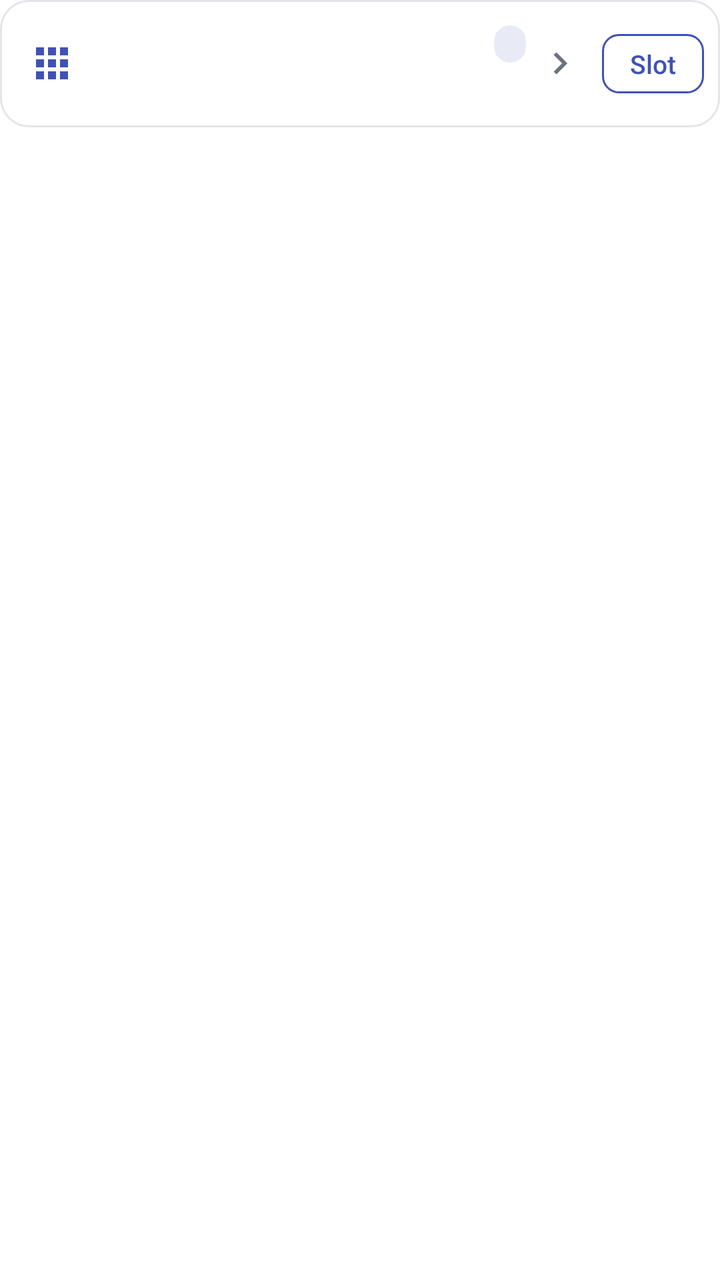
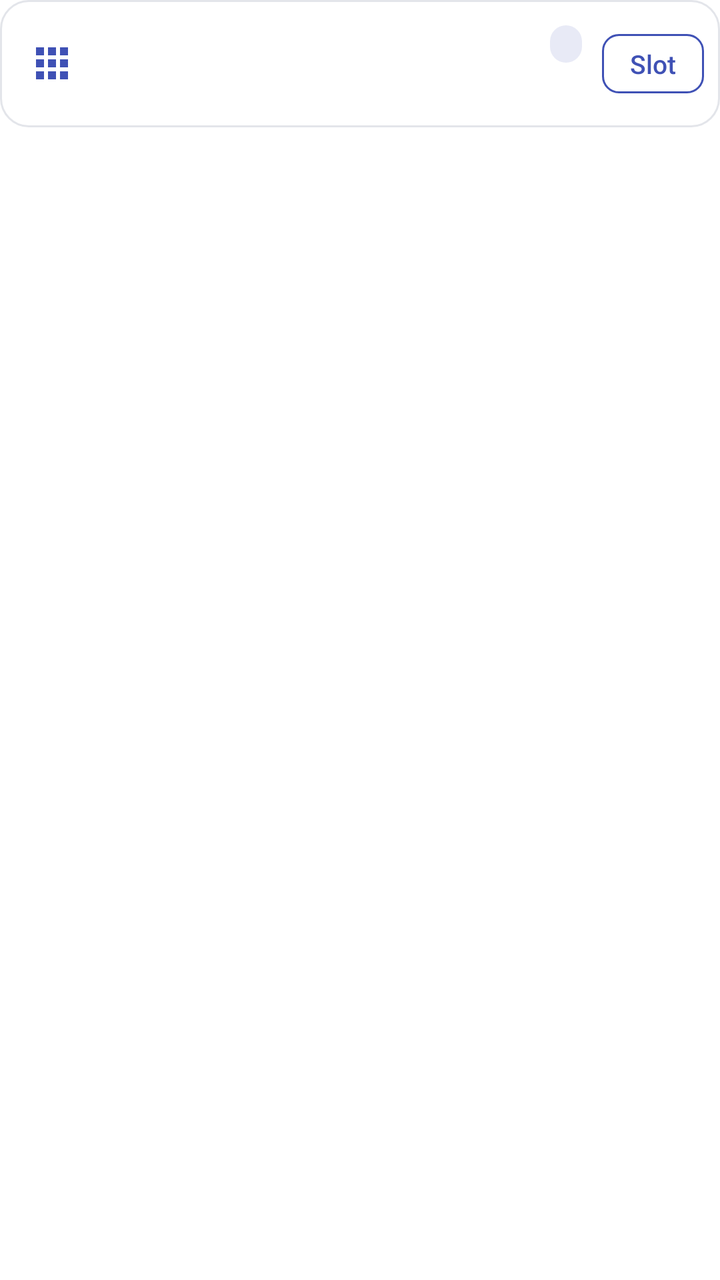

An Android layout rendered at two revisions. The XML below is the earlier revision; the diff shows what the commit changed to produce the second picture.
<!-- AndroidManifest.xml: fallback theme Theme.MaterialComponents.DayNight.NoActionBar -->
<!-- res/layout/item_version.xml -->
<?xml version="1.0" encoding="utf-8"?>
<LinearLayout xmlns:android="http://schemas.android.com/apk/res/android"
    android:layout_width="match_parent"
    android:layout_height="wrap_content"
    android:orientation="vertical"
    android:paddingBottom="@dimen/card_gap">

    <LinearLayout
        android:layout_width="match_parent"
        android:layout_height="wrap_content"
        android:orientation="horizontal"
        android:gravity="center_vertical"
        android:background="@drawable/card_bg_press"
        android:paddingStart="14dp"
        android:paddingEnd="8dp"
        android:paddingTop="12dp"
        android:paddingBottom="12dp">

        <ImageView
            android:layout_width="24dp"
            android:layout_height="24dp"
            android:src="@drawable/ic_app"
            android:tint="@color/accent" />

        <LinearLayout
            android:layout_width="0dp"
            android:layout_height="wrap_content"
            android:layout_weight="1"
            android:layout_marginStart="12dp"
            android:orientation="vertical">

            <LinearLayout
                android:layout_width="match_parent"
                android:layout_height="wrap_content"
                android:orientation="horizontal"
                android:gravity="center_vertical">

                
                <TextView
                    android:id="@+id/ver_title"
                    android:layout_width="0dp"
                    android:layout_height="wrap_content"
                    android:layout_weight="1"
                    android:maxLines="2"
                    android:ellipsize="end"
                    android:lineSpacingExtra="1dp"
                    android:textSize="15sp"
                    android:fontFamily="sans-serif-medium"
                    android:textColor="@color/fg" />

                <TextView
                    android:id="@+id/ver_slot_badge"
                    android:layout_width="wrap_content"
                    android:layout_height="wrap_content"
                    android:layout_marginStart="8dp"
                    android:background="@drawable/badge_slot"
                    android:paddingStart="8dp"
                    android:paddingEnd="8dp"
                    android:paddingTop="2dp"
                    android:paddingBottom="2dp"
                    android:textSize="11sp"
                    android:textColor="@color/chip_fg" />
            </LinearLayout>

            
            <TextView
                android:id="@+id/ver_sub"
                android:layout_width="match_parent"
                android:layout_height="wrap_content"
                android:paddingTop="3dp"
                android:maxLines="2"
                android:ellipsize="end"
                android:textSize="12sp"
                android:textColor="@color/fg_muted" />

            <TextView
                android:id="@+id/ver_conflict"
                android:layout_width="match_parent"
                android:layout_height="wrap_content"
                android:paddingTop="4dp"
                android:textSize="11sp"
                android:lineSpacingExtra="2dp"
                android:textColor="@color/chip_fg_warn"
                android:visibility="gone" />
        </LinearLayout>

        
        <ImageView
            android:id="@+id/ver_more"
            android:layout_width="22dp"
            android:layout_height="22dp"
            android:layout_marginStart="6dp"
            android:src="@drawable/ic_chevron"
            android:tint="@color/fg_muted"
            android:clickable="true"
            android:focusable="false"
            android:contentDescription="@string/row_detail_btn" />

        <TextView
            android:id="@+id/ver_slot_btn"
            android:layout_width="wrap_content"
            android:layout_height="wrap_content"
            android:layout_marginStart="10dp"
            android:background="@drawable/btn_ghost"
            android:clickable="true"
            android:focusable="false"
            android:paddingStart="14dp"
            android:paddingEnd="14dp"
            android:paddingTop="6dp"
            android:paddingBottom="6dp"
            android:text="@string/row_slot_btn"
            android:textSize="13sp"
            android:fontFamily="sans-serif-medium"
            android:textColor="@color/accent" />
    </LinearLayout>
</LinearLayout>
<!-- resources referenced by this layout -->
<resources>
  <color name="accent">#FF3F51B5</color>
  <color name="chip_fg">#FF303F9F</color>
  <color name="chip_fg_warn">#FFC62828</color>
  <color name="fg">#FF1A1C1E</color>
  <color name="fg_muted">#FF6B7280</color>
  <dimen name="card_gap">10dp</dimen>
  <!-- drawable badge_slot (drawable) -->
  <?xml version="1.0" encoding="utf-8"?>
  <shape xmlns:android="http://schemas.android.com/apk/res/android"
      android:shape="rectangle">
      <corners android:radius="9dp" />
      <solid android:color="@color/chip_bg" />
  </shape>
  <!-- drawable btn_ghost (drawable) -->
  <?xml version="1.0" encoding="utf-8"?>
  <selector xmlns:android="http://schemas.android.com/apk/res/android">
      <item android:state_pressed="true">
          <shape android:shape="rectangle">
              <solid android:color="@color/accent_soft" />
              <corners android:radius="8dp" />
              <stroke android:width="1dp" android:color="@color/accent" />
          </shape>
      </item>
      <item>
          <shape android:shape="rectangle">
              <solid android:color="@android:color/transparent" />
              <corners android:radius="8dp" />
              <stroke android:width="1dp" android:color="@color/accent" />
          </shape>
      </item>
  </selector>
  <!-- drawable card_bg_press (drawable) -->
  <?xml version="1.0" encoding="utf-8"?>
  <selector xmlns:android="http://schemas.android.com/apk/res/android">
      <item android:state_pressed="true">
          <shape android:shape="rectangle">
              <solid android:color="@color/card_press" />
              <corners android:radius="14dp" />
              <stroke android:width="1dp" android:color="@color/card_stroke" />
          </shape>
      </item>
      <item>
          <shape android:shape="rectangle">
              <solid android:color="@color/card" />
              <corners android:radius="14dp" />
              <stroke android:width="1dp" android:color="@color/card_stroke" />
          </shape>
      </item>
  </selector>
  <!-- drawable ic_app (drawable) -->
  <?xml version="1.0" encoding="utf-8"?>
  <vector xmlns:android="http://schemas.android.com/apk/res/android"
      android:width="24dp"
      android:height="24dp"
      android:viewportWidth="24"
      android:viewportHeight="24">
      <path
          android:fillColor="@color/icon_tint"
          android:pathData="M4,8h4V4H4v4zM10,20h4v-4h-4v4zM4,20h4v-4H4v4zM4,14h4v-4H4v4zM10,14h4v-4h-4v4zM16,4v4h4V4h-4zM10,8h4V4h-4v4zM16,14h4v-4h-4v4zM16,20h4v-4h-4v4z" />
  </vector>
  <!-- drawable ic_chevron (drawable) -->
  <?xml version="1.0" encoding="utf-8"?>
  <vector xmlns:android="http://schemas.android.com/apk/res/android"
      android:width="24dp"
      android:height="24dp"
      android:viewportWidth="24"
      android:viewportHeight="24">
      <path
          android:fillColor="@color/icon_tint"
          android:pathData="M10,6L8.59,7.41 13.17,12l-4.58,4.59L10,18l6,-6z" />
  </vector>
  <string name="row_detail_btn">Details</string>
  <string name="row_slot_btn">Slot</string>
  <color name="chip_bg">#FFE8EAF6</color>
  <color name="accent_soft">#FFE8EAF6</color>
  <color name="card_press">#FFEFF1F5</color>
  <color name="card_stroke">#FFE3E5EA</color>
  <color name="card">#FFFFFFFF</color>
  <color name="icon_tint">#FF5F6368</color>
</resources>

<!-- the commit's change to res/layout/item_version.xml (unified diff, before → after) -->
@@ -84,18 +84,6 @@
                 android:visibility="gone" />
         </LinearLayout>
 
-        
-        <ImageView
-            android:id="@+id/ver_more"
-            android:layout_width="22dp"
-            android:layout_height="22dp"
-            android:layout_marginStart="6dp"
-            android:src="@drawable/ic_chevron"
-            android:tint="@color/fg_muted"
-            android:clickable="true"
-            android:focusable="false"
-            android:contentDescription="@string/row_detail_btn" />
-
         <TextView
             android:id="@+id/ver_slot_btn"
             android:layout_width="wrap_content"
<!-- resource entries referenced after the edit -->
@@ -60,18 +60,6 @@
           android:fillColor="@color/icon_tint"
           android:pathData="M4,8h4V4H4v4zM10,20h4v-4h-4v4zM4,20h4v-4H4v4zM4,14h4v-4H4v4zM10,14h4v-4h-4v4zM16,4v4h4V4h-4zM10,8h4V4h-4v4zM16,14h4v-4h-4v4zM16,20h4v-4h-4v4z" />
   </vector>
-  <!-- drawable ic_chevron (drawable) -->
-  <?xml version="1.0" encoding="utf-8"?>
-  <vector xmlns:android="http://schemas.android.com/apk/res/android"
-      android:width="24dp"
-      android:height="24dp"
-      android:viewportWidth="24"
-      android:viewportHeight="24">
-      <path
-          android:fillColor="@color/icon_tint"
-          android:pathData="M10,6L8.59,7.41 13.17,12l-4.58,4.59L10,18l6,-6z" />
-  </vector>
-  <string name="row_detail_btn">Details</string>
   <string name="row_slot_btn">Slot</string>
   <color name="chip_bg">#FFE8EAF6</color>
   <color name="accent_soft">#FFE8EAF6</color>
